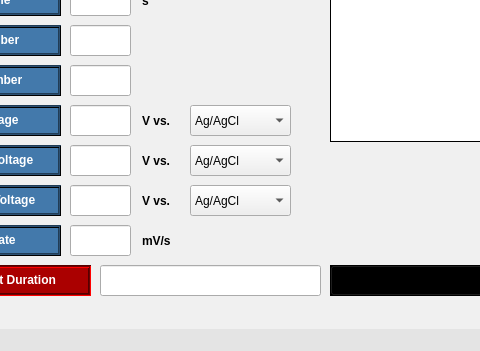
Qt form GUI/designer_files/CV_gui.ui (juami/pytentiostat) before a commit; both pictures show x 110 to 590 and y 245 to 596 of the 871 by 596 pixel window.
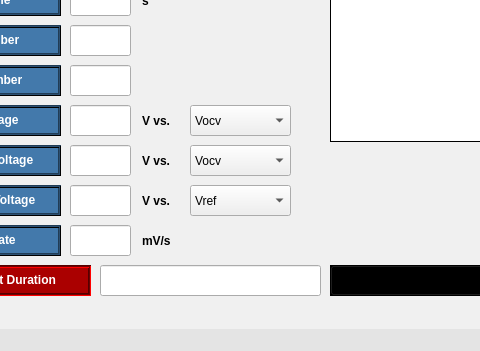
The same form after that commit. Icons and pictures are not drawn.

Commit message: Update cv ui for vref change

Patch:
```diff
--- a/GUI/designer_files/CV_gui.ui
+++ b/GUI/designer_files/CV_gui.ui
@@ -8961,14 +8961,14 @@
      <bool>false</bool>
     </property>
     <property name="currentText">
-     <string>Ag/AgCl</string>
+     <string>Vocv</string>
     </property>
     <property name="insertPolicy">
      <enum>QComboBox::InsertAtBottom</enum>
     </property>
     <item>
      <property name="text">
-      <string>Ag/AgCl</string>
+      <string>Vocv</string>
      </property>
     </item>
     <item>
@@ -8996,14 +8996,14 @@
      <bool>false</bool>
     </property>
     <property name="currentText">
-     <string>Ag/AgCl</string>
+     <string>Vocv</string>
     </property>
     <property name="insertPolicy">
      <enum>QComboBox::InsertAtBottom</enum>
     </property>
     <item>
      <property name="text">
-      <string>Ag/AgCl</string>
+      <string>Vocv</string>
      </property>
     </item>
     <item>
@@ -9031,14 +9031,14 @@
      <bool>false</bool>
     </property>
     <property name="currentText">
-     <string>Ag/AgCl</string>
+     <string>Vocv</string>
     </property>
     <property name="insertPolicy">
      <enum>QComboBox::InsertAtBottom</enum>
     </property>
     <item>
      <property name="text">
-      <string>Ag/AgCl</string>
+      <string>Vref</string>
      </property>
     </item>
     <item>
```
Left out of the diff: 4 changed lines with no effect on the pictures.
